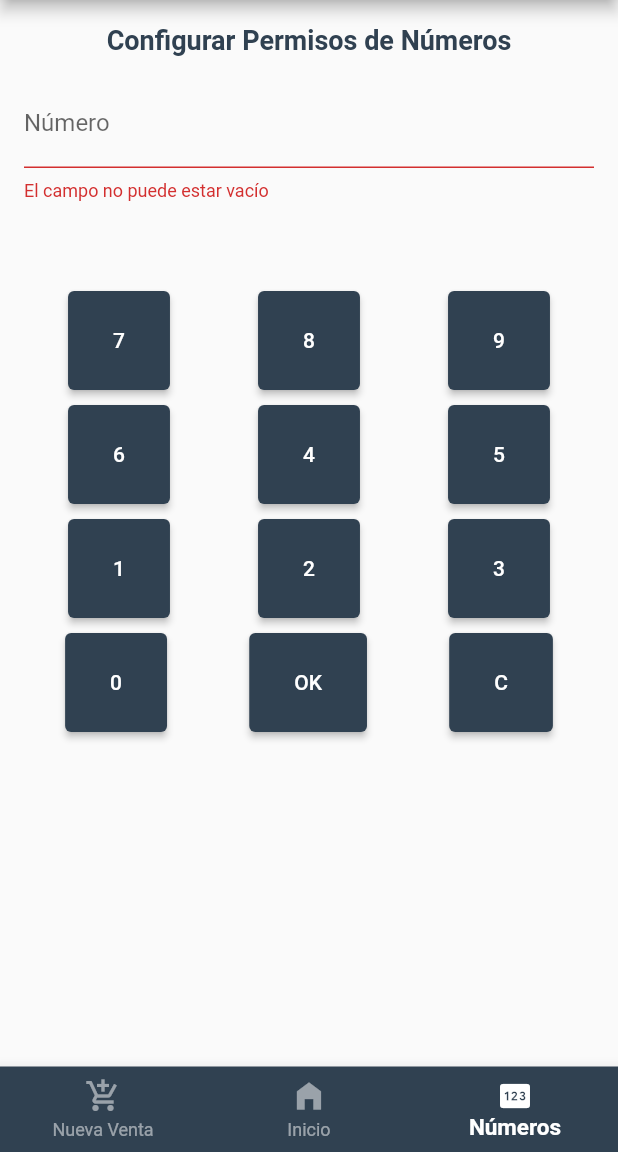
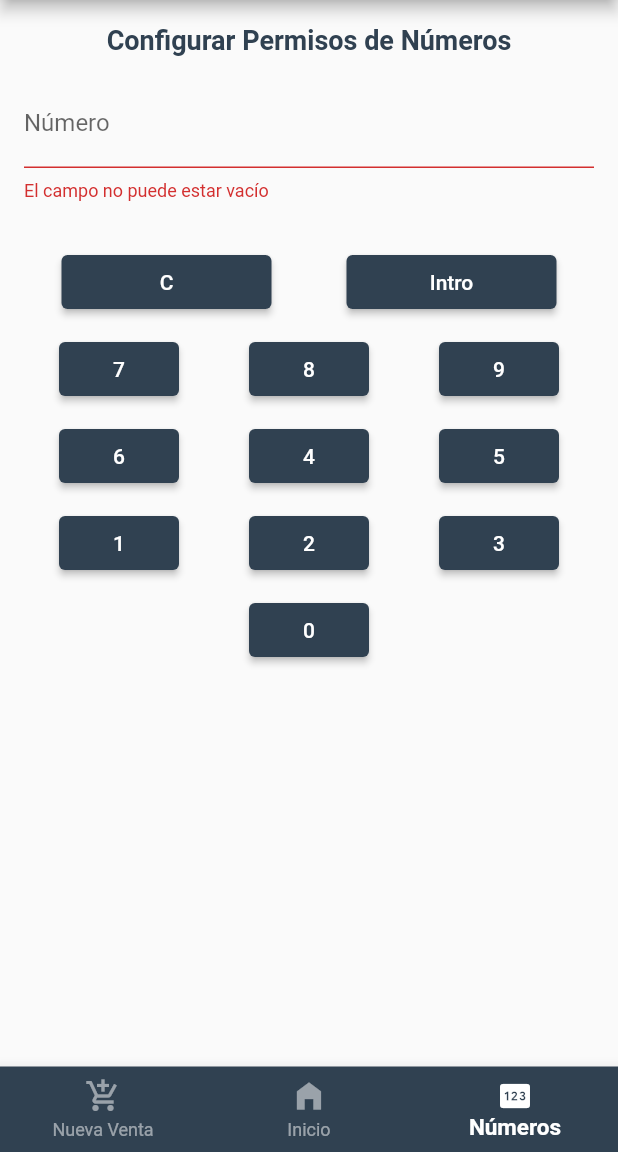
Before and after one commit to ChrizBBX/App-Flutter-Loteria, a Flutter app: the HomeScreen screen opened directly, item 3 of the bottom bar chosen, on a phone screen of 412 x 824 dp, the part 84-1236 px from its top. Run offline on Flutter 3.47's test engine with Material 2 defaults, Android fonts, the phone set to English and light mode, and no system bars; our stand-ins replace cherry_toast, google_fonts, shared_preferences; missing offline and left inert: dart:html; accounts and stored records are empty; network calls fail; Roboto replaces fonts that are missing (RobotoMono).

Commit message:
Cambios que olvide subir del front xd

```diff
--- a/FrontEnd/app_loteria/lib/screens/number_configuration_screen.dart
+++ b/FrontEnd/app_loteria/lib/screens/number_configuration_screen.dart
@@ -28,7 +28,7 @@ class _NumberConfigurationScreenState extends State<NumberConfigurationScreen> {
         ),
         SizedBox(height: 16.0),
         TextField(
-        controller: _numberController,
+          controller: _numberController,
           keyboardType: TextInputType.number,
           maxLength: 2,
           decoration: InputDecoration(
@@ -37,7 +37,7 @@ class _NumberConfigurationScreenState extends State<NumberConfigurationScreen> {
             errorText: _validateInput(),
           ),
         ),
-        SizedBox(height: 50.0),
+        SizedBox(height: 20.0),
         NumPad(
           onKeyPressed: _updateTextField,
         ),
--- a/FrontEnd/app_loteria/lib/widgets/num_pad.dart
+++ b/FrontEnd/app_loteria/lib/widgets/num_pad.dart
@@ -1,3 +1,5 @@
+import 'dart:ui';
+
 import 'package:app_loteria/utils/ColorPalette.dart';
 import 'package:flutter/material.dart';
 
@@ -14,56 +16,64 @@ class _NumPadState extends State<NumPad> {
   @override
   Widget build(BuildContext context) {
     return Column(
-       children: [
+      children: [
         SizedBox(height: 10.0),
         Row(
           mainAxisAlignment: MainAxisAlignment.spaceAround,
           children: [
-            _buildNumberButton('7'),
-            _buildNumberButton('8'),
-            _buildNumberButton('9'),
+            _buildNumberButton('C', 140.0),
+            _buildNumberButton('Intro', 140.0),
           ],
         ),
         SizedBox(height: 10.0),
         Row(
           mainAxisAlignment: MainAxisAlignment.spaceAround,
           children: [
-            _buildNumberButton('6'),
-            _buildNumberButton('4'),
-            _buildNumberButton('5'),
-          ],
-        ),
-        SizedBox(height: 10.0),
-
-        Row(
-          mainAxisAlignment: MainAxisAlignment.spaceAround,
-          children: [
-            _buildNumberButton('1'),
-            _buildNumberButton('2'),
-            _buildNumberButton('3'),
+            _buildNumberButton('7', 80.0),
+            _buildNumberButton('8', 80.0),
+            _buildNumberButton('9', 80.0),
           ],
         ),
         SizedBox(height: 10.0),
         Row(
           mainAxisAlignment: MainAxisAlignment.spaceAround,
           children: [
-            _buildNumberButton('0'),
-            _buildNumberButton('OK'),
-            _buildNumberButton('C'),
+            _buildNumberButton('6', 80.0),
+            _buildNumberButton('4', 80.0),
+            _buildNumberButton('5', 80.0),
+          ],
+        ),
+        SizedBox(height: 10.0),
+        Row(
+          mainAxisAlignment: MainAxisAlignment.spaceAround,
+          children: [
+            _buildNumberButton('1', 80.0),
+            _buildNumberButton('2', 80.0),
+            _buildNumberButton('3', 80.0),
+          ],
+        ),
+        SizedBox(height: 10.0),
+        Row(
+          mainAxisAlignment: MainAxisAlignment.spaceAround,
+          children: [
+            _buildNumberButton('0', 80.0),
           ],
         ),
       ],
     );
   }
 
-  Widget _buildNumberButton(String value) {
-    return ElevatedButton(
-      onPressed: () => widget.onKeyPressed(value),
-      child: Text(value),
-      style: ElevatedButton.styleFrom(
-        primary:  ColorPalette.darkblueColorApp,
-        onPrimary: ColorPalette.whiteColor,
-        padding: EdgeInsets.symmetric(horizontal: 30.0, vertical: 25),
+  Widget _buildNumberButton(String value, double Width) {
+    return SizedBox(
+      width: Width,
+      child: ElevatedButton(
+        onPressed: () => widget.onKeyPressed(value),
+        child: Text(value),
+        style: ElevatedButton.styleFrom(
+          primary: ColorPalette.darkblueColorApp,
+          onPrimary: ColorPalette.whiteColor,
+          padding: EdgeInsets.symmetric(horizontal: 10.0, vertical: 10.0),
+        ),
       ),
     );
   }
```
Also changed, not shown: FrontEnd/app_loteria/lib/screens/dashboard_screen.dart (+24 -2 lines), FrontEnd/app_loteria/lib/screens/login_screen.dart (+6 -4 lines), FrontEnd/app_loteria/lib/screens/sale_screen.dart (+155 -21 lines), FrontEnd/app_loteria/images/1705773583496.jpg (added).
